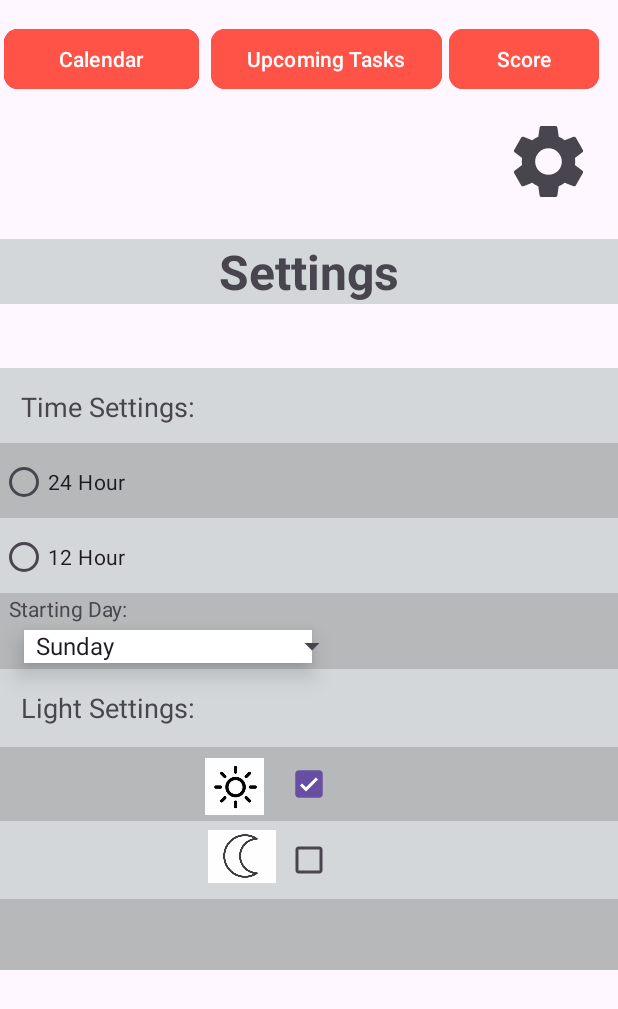
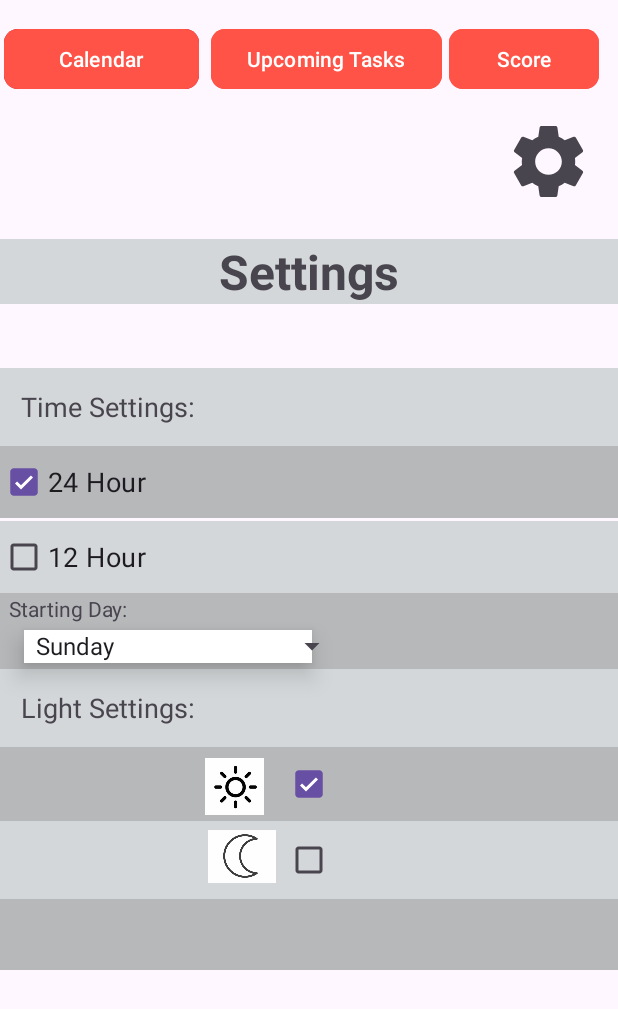
Before and after one commit to jeffrey-weisinger/407-Group-Project, an Android app: the screen it shows after launch (MainActivity), after a tap on an icon or button, on a phone screen of 412 x 824 dp. Shown: the top 1009 px of the screen. Run offline under Robolectric (Android 15) with nearby library versions, the phone set to English and light mode, and no system bars; libraries missing offline, so code that uses them is left out: com.kizitonwose.calendar; 11 statements that could not run were skipped; 3 other taps on this screen came first.

Commit message:
Changed 12/24 hour pref to checkbox

```diff
--- a/app/src/main/java/com/cs407/groupproject407/Settings.kt
+++ b/app/src/main/java/com/cs407/groupproject407/Settings.kt
@@ -33,6 +33,8 @@ class Settings : Fragment() {
 
 
         val sharedPrefs = requireActivity().getSharedPreferences("app_prefs", Context.MODE_PRIVATE)
+
+
         // Load theme preference
         val isLightThemeEnabled = sharedPrefs.getBoolean("light_theme_enabled", true)
         applyTheme(isLightThemeEnabled)
@@ -67,6 +69,40 @@ class Settings : Fragment() {
             editor.apply()
         }
 
+
+        val checkbox24Hour = settingsView.findViewById<CheckBox>(R.id.layout2)
+        val checkbox12Hour = settingsView.findViewById<CheckBox>(R.id.layout3)
+
+        // Load time format preference
+        val is24HourFormat = sharedPrefs.getBoolean("is24HourFormat", true) // Default to 24-hour
+        checkbox24Hour.isChecked = is24HourFormat
+        checkbox12Hour.isChecked = !is24HourFormat
+
+        checkbox24Hour.setOnCheckedChangeListener { _, isChecked ->
+            val editor = sharedPrefs.edit()
+            if (isChecked) {
+                checkbox12Hour.isChecked = false
+                editor.putBoolean("is24HourFormat", true)
+            } else {
+                checkbox12Hour.isChecked = true
+                editor.putBoolean("is24HourFormat", false)
+            }
+            editor.apply()
+        }
+
+        checkbox12Hour.setOnCheckedChangeListener { _, isChecked ->
+            val editor = sharedPrefs.edit()
+            if (isChecked) {
+                checkbox24Hour.isChecked = false
+                editor.putBoolean("is24HourFormat", false)
+            } else {
+                checkbox24Hour.isChecked = true
+                editor.putBoolean("is24HourFormat", true)
+            }
+            editor.apply()
+        }
+
+
         return settingsView
     }
 
--- a/app/src/main/res/layout/settings.xml
+++ b/app/src/main/res/layout/settings.xml
@@ -49,55 +49,88 @@
         app:layout_constraintTop_toTopOf="parent"
         app:layout_constraintVertical_bias="0.36" />
 
-    <RadioGroup
+
+    <CheckBox
         android:id="@+id/layout2"
         android:layout_width="match_parent"
-        android:layout_height="52dp"
+        android:layout_height="wrap_content"
         android:layout_marginBottom="91dp"
         android:background="@color/background2"
         android:fontFamily="sans-serif"
-        android:gravity=""
-        android:text="   Time Settings: "
+        android:text="24 Hour"
         android:textSize="18dp"
         app:layout_constraintBottom_toBottomOf="parent"
         app:layout_constraintEnd_toEndOf="parent"
         app:layout_constraintHorizontal_bias="0.518"
         app:layout_constraintStart_toStartOf="parent"
         app:layout_constraintTop_toTopOf="parent"
-        app:layout_constraintVertical_bias="0.434" >
+        app:layout_constraintVertical_bias="0.434" />
 
-
-    <RadioButton
-        android:layout_width="match_parent"
-        android:layout_height="match_parent"
-        android:text="24 Hour"/>
-
-    </RadioGroup>
-
-    <RadioGroup
+    <CheckBox
         android:id="@+id/layout3"
         android:layout_width="match_parent"
-        android:layout_height="52dp"
+        android:layout_height="wrap_content"
         android:layout_marginBottom="91dp"
         android:background="@color/background"
         android:fontFamily="sans-serif"
-        android:gravity=""
-        android:text="   Time Settings: "
+        android:text="12 Hour"
         android:textSize="18dp"
         app:layout_constraintBottom_toBottomOf="parent"
         app:layout_constraintEnd_toEndOf="parent"
         app:layout_constraintHorizontal_bias="0.518"
         app:layout_constraintStart_toStartOf="parent"
         app:layout_constraintTop_toTopOf="parent"
-        app:layout_constraintVertical_bias="0.507" >
+        app:layout_constraintVertical_bias="0.507" />
+
+<!--    <RadioGroup-->
+<!--        android:id="@+id/layout2"-->
+<!--        android:layout_width="match_parent"-->
+<!--        android:layout_height="52dp"-->
+<!--        android:layout_marginBottom="91dp"-->
+<!--        android:background="@color/background2"-->
+<!--        android:fontFamily="sans-serif"-->
+<!--        android:gravity=""-->
+<!--        android:text="   Time Settings: "-->
+<!--        android:textSize="18dp"-->
+<!--        app:layout_constraintBottom_toBottomOf="parent"-->
+<!--        app:layout_constraintEnd_toEndOf="parent"-->
+<!--        app:layout_constraintHorizontal_bias="0.518"-->
+<!--        app:layout_constraintStart_toStartOf="parent"-->
+<!--        app:layout_constraintTop_toTopOf="parent"-->
+<!--        app:layout_constraintVertical_bias="0.434" >-->
 
 
-        <RadioButton
-            android:layout_width="match_parent"
-            android:layout_height="match_parent"
-            android:text="12 Hour"/>
+<!--    <RadioButton-->
+<!--        android:layout_width="match_parent"-->
+<!--        android:layout_height="match_parent"-->
+<!--        android:text="24 Hour"/>-->
 
-    </RadioGroup>
+<!--    </RadioGroup>-->
+
+<!--    <RadioGroup-->
+<!--        android:id="@+id/layout3"-->
+<!--        android:layout_width="match_parent"-->
+<!--        android:layout_height="52dp"-->
+<!--        android:layout_marginBottom="91dp"-->
+<!--        android:background="@color/background"-->
+<!--        android:fontFamily="sans-serif"-->
+<!--        android:gravity=""-->
+<!--        android:text="   Time Settings: "-->
+<!--        android:textSize="18dp"-->
+<!--        app:layout_constraintBottom_toBottomOf="parent"-->
+<!--        app:layout_constraintEnd_toEndOf="parent"-->
+<!--        app:layout_constraintHorizontal_bias="0.518"-->
+<!--        app:layout_constraintStart_toStartOf="parent"-->
+<!--        app:layout_constraintTop_toTopOf="parent"-->
+<!--        app:layout_constraintVertical_bias="0.507" >-->
+
+
+<!--        <RadioButton-->
+<!--            android:layout_width="match_parent"-->
+<!--            android:layout_height="match_parent"-->
+<!--            android:text="12 Hour"/>-->
+
+<!--    </RadioGroup>-->
 
     <TextView
         android:id="@+id/layout4"
```
